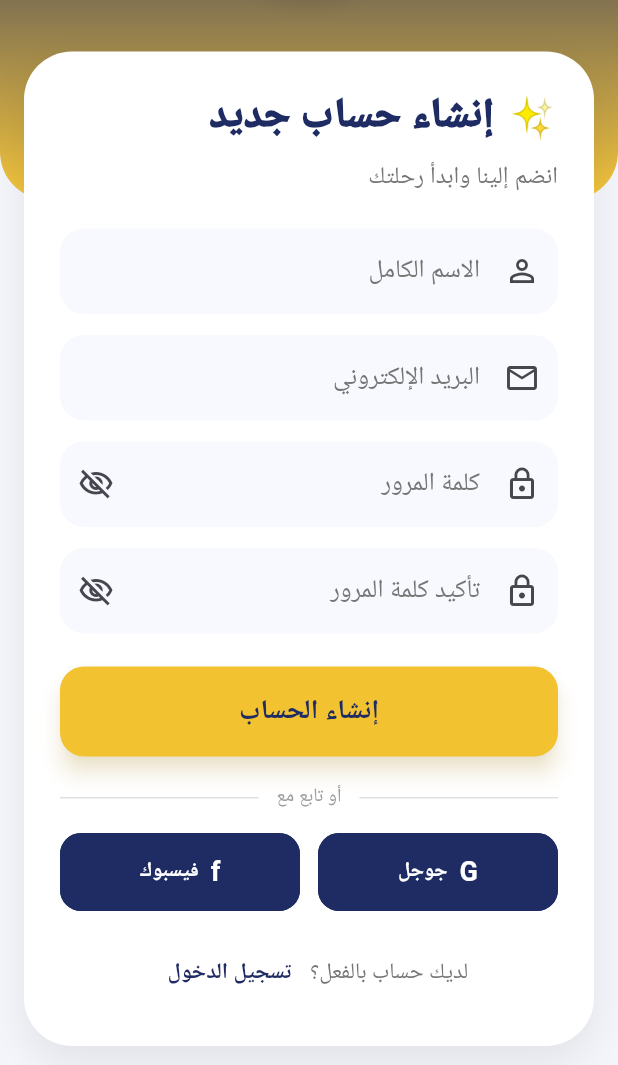
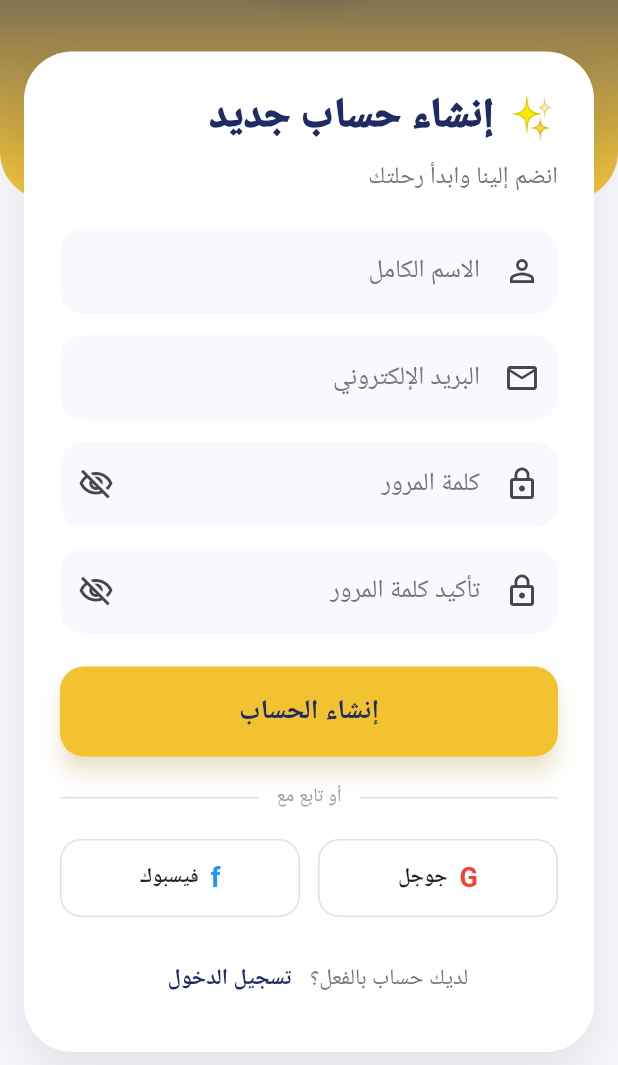
Before and after one commit to AhmedEltahawy22/flutter_app, a Flutter app: the SignUpPage screen opened directly, on a phone screen of 412 x 824 dp, the part 171-1236 px from its top. Run offline on Flutter 3.47's test engine with Material 3 defaults, Android fonts, the phone set to English and light mode, and no system bars; our stand-ins replace firebase_auth, firebase_core, flutter_map, geolocator, latlong2, qr_flutter and 2 more; missing offline and left inert: google_polyline_algorithm, osm_nominatim; accounts and stored records are empty.

Commit message:
fix: resolve sign up page dark mode visual design issues by making container, buttons, dividers, and links dynamically colorized

```diff
--- a/lib/screens/auth/sign_up_page.dart
+++ b/lib/screens/auth/sign_up_page.dart
@@ -109,11 +109,11 @@ class _SignUpPageState extends State<SignUpPage> {
                   child: Container(
                     padding: const EdgeInsets.symmetric(horizontal: 24, vertical: 24),
                     decoration: BoxDecoration(
-                      color: Colors.white,
+                      color: isDark ? const Color(0xFF1E1E1E) : Colors.white,
                       borderRadius: BorderRadius.circular(32),
                       boxShadow: [
                         BoxShadow(
-                          color: Colors.black.withOpacity(0.08),
+                          color: Colors.black.withOpacity(isDark ? 0.3 : 0.08),
                           blurRadius: 24,
                           offset: const Offset(0, 12),
                         ),
@@ -314,21 +314,21 @@ class _SignUpPageState extends State<SignUpPage> {
                             style: const TextStyle(fontSize: 17, fontWeight: FontWeight.bold),
                           ),
                         ),
-                        const SizedBox(height: 18),
+                         const SizedBox(height: 18),
                         Row(
                           children: [
-                            Expanded(child: Divider(color: Colors.grey[300])),
+                            Expanded(child: Divider(color: isDark ? const Color(0xFF3A3A3A) : Colors.grey[300])),
                             Padding(
                               padding: const EdgeInsets.symmetric(horizontal: 12),
                               child: Text(
                                 tr(context, 'أو تابع مع', 'or continue with'),
-                                style: TextStyle(color: Colors.grey[500], fontSize: 12),
+                                style: TextStyle(color: isDark ? Colors.grey[400] : Colors.grey[500], fontSize: 12),
                               ),
                             ),
-                            Expanded(child: Divider(color: Colors.grey[300])),
+                            Expanded(child: Divider(color: isDark ? const Color(0xFF3A3A3A) : Colors.grey[300])),
                           ],
                         ),
-                        const SizedBox(height: 14),
+                        const SizedBox(height: 18),
                         Row(
                           children: [
                             Expanded(
@@ -339,21 +339,21 @@ class _SignUpPageState extends State<SignUpPage> {
                                   shape: RoundedRectangleBorder(
                                     borderRadius: BorderRadius.circular(14),
                                   ),
-                                  side: const BorderSide(color: Color(0xFF1F2B63)),
-                                  backgroundColor: const Color(0xFF1F2B63),
+                                  side: BorderSide(color: isDark ? Colors.grey[800]! : const Color(0xFFE0E0E0)),
+                                  backgroundColor: isDark ? const Color(0xFF3A3A3A) : Colors.white,
                                 ),
                                 child: Row(
                                   mainAxisAlignment: MainAxisAlignment.center,
                                   children: [
                                     const Text('G',
                                         style: TextStyle(
-                                            color: Colors.white,
+                                            color: Colors.red,
                                             fontWeight: FontWeight.bold,
                                             fontSize: 17)),
                                     const SizedBox(width: 8),
                                     Text(tr(context, 'جوجل', 'Google'),
-                                        style: const TextStyle(
-                                            color: Colors.white,
+                                        style: TextStyle(
+                                            color: isDark ? Colors.white : Colors.black87,
                                             fontWeight: FontWeight.w600,
                                             fontSize: 13)),
                                   ],
@@ -369,21 +369,21 @@ class _SignUpPageState extends State<SignUpPage> {
                                   shape: RoundedRectangleBorder(
                                     borderRadius: BorderRadius.circular(14),
                                   ),
-                                  side: const BorderSide(color: Color(0xFF1F2B63)),
-                                  backgroundColor: const Color(0xFF1F2B63),
+                                  side: BorderSide(color: isDark ? Colors.grey[800]! : const Color(0xFFE0E0E0)),
+                                  backgroundColor: isDark ? const Color(0xFF3A3A3A) : Colors.white,
                                 ),
                                 child: Row(
                                   mainAxisAlignment: MainAxisAlignment.center,
                                   children: [
                                     const Text('f',
                                         style: TextStyle(
-                                            color: Colors.white,
+                                            color: Colors.blue,
                                             fontWeight: FontWeight.bold,
                                             fontSize: 17)),
                                     const SizedBox(width: 8),
                                     Text(tr(context, 'فيسبوك', 'Facebook'),
-                                        style: const TextStyle(
-                                            color: Colors.white,
+                                        style: TextStyle(
+                                            color: isDark ? Colors.white : Colors.black87,
                                             fontWeight: FontWeight.w600,
                                             fontSize: 13)),
                                   ],
@@ -398,14 +398,14 @@ class _SignUpPageState extends State<SignUpPage> {
                           children: [
                             Text(
                               tr(context, 'لديك حساب بالفعل؟', 'Already have an account?'),
-                              style: TextStyle(color: Colors.grey[600]),
+                              style: TextStyle(color: isDark ? Colors.grey[400] : Colors.grey[600]),
                             ),
                             TextButton(
                               onPressed: () => Navigator.of(context).pop(),
                               child: Text(
                                 tr(context, 'تسجيل الدخول', 'Sign In'),
-                                style: const TextStyle(
-                                  color: Color(0xFF1F2B63),
+                                style: TextStyle(
+                                  color: isDark ? const Color(0xFFF2C230) : const Color(0xFF1F2B63),
                                   fontWeight: FontWeight.bold,
                                 ),
                               ),
```
